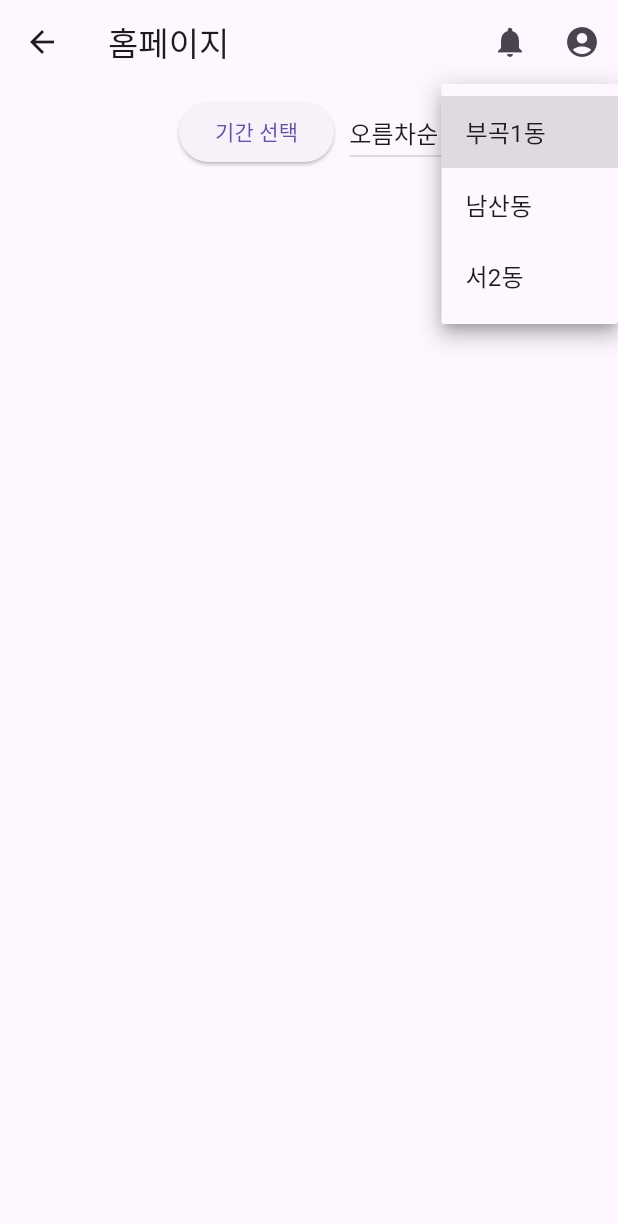
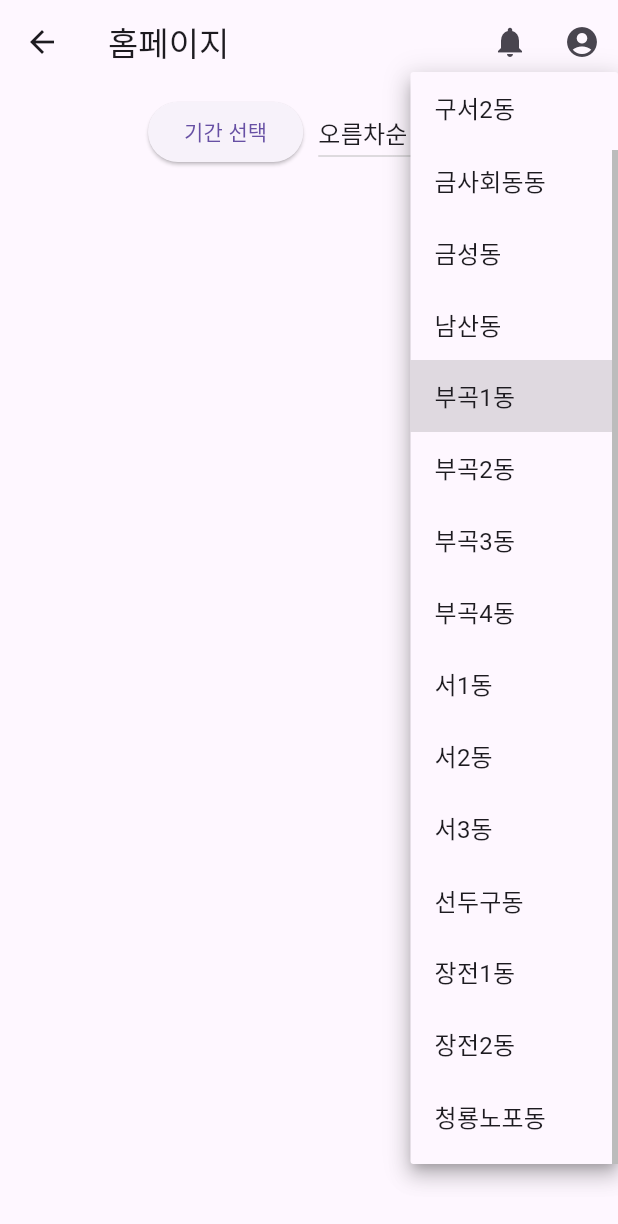
Before and after one commit to yujin10311/PNUSW-2024-team-05, a Flutter app: the HomeScreen screen opened directly, after a tap on "부곡1동", on a phone screen of 412 x 824 dp. Shown: the top 1224 px of the screen. Run offline on Flutter 3.47's test engine with Material 3 defaults, Android fonts, the phone set to English and light mode, and no system bars; our stand-ins replace cloud_firestore, firebase_auth, firebase_core, shared_preferences, table_calendar, youtube_player_flutter; accounts and stored records are empty.

Commit message:
홈 화면: '동' 드롭다운 버튼 요소 추가

```diff
--- a/WarmBoysApp/lib/screens/main/home_screen.dart
+++ b/WarmBoysApp/lib/screens/main/home_screen.dart
@@ -27,7 +27,7 @@
     if (userInfo != null && userInfo['dong'] != null) {
       _selectedDong = userInfo['dong'];
     }
-    _fetchPostcards();
+    _fetchPostcards(); // 기본 설정된 DateTimeRange를 기반으로 _fetchPostcards 호출
   }
 
   Future<void> _selectDateRange(BuildContext context) async {
@@ -195,8 +195,24 @@
                       _fetchPostcards();
                     });
                   },
-                  items: <String>['부곡1동', '남산동', '서2동']
-                      .map<DropdownMenuItem<String>>((String value) {
+                  items: <String>[
+                    '구서1동',
+                    '구서2동',
+                    '금사회동동',
+                    '금성동',
+                    '남산동',
+                    '부곡1동',
+                    '부곡2동',
+                    '부곡3동',
+                    '부곡4동',
+                    '서1동',
+                    '서2동',
+                    '서3동',
+                    '선두구동',
+                    '장전1동',
+                    '장전2동',
+                    '청룡노포동',
+                  ].map<DropdownMenuItem<String>>((String value) {
                     return DropdownMenuItem<String>(
                       value: value,
                       child: Text(value),
```
